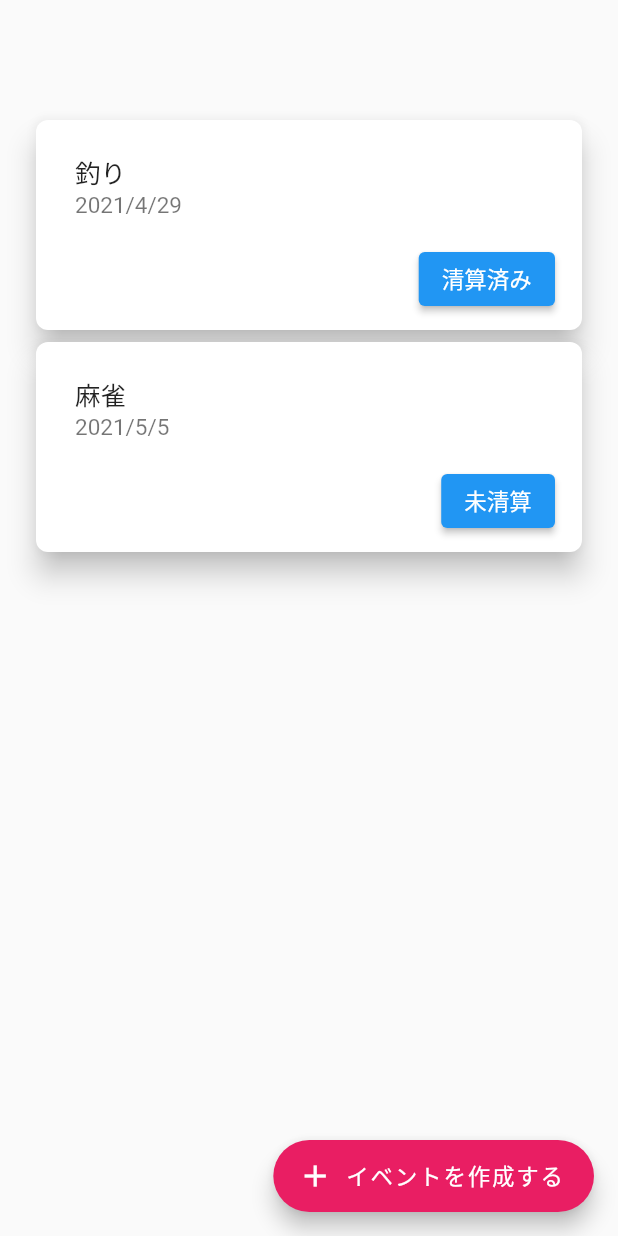
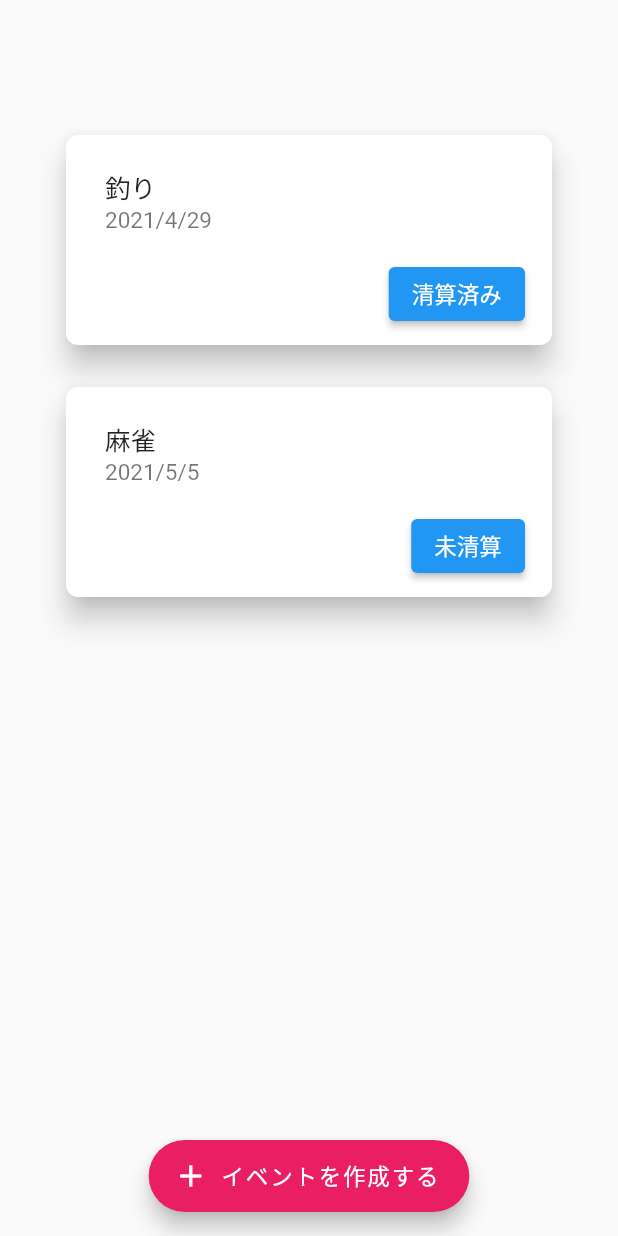
Before and after one commit to azusaw/wakejiro, a Flutter app: the screen it shows after launch, on a phone screen of 412 x 824 dp. Run offline on Flutter 3.47's test engine with Material 2 defaults, Android fonts, the phone set to English and light mode, and no system bars; our stand-ins replace flutter_hooks, flutter_svg, hooks_riverpod.

```diff
--- a/flutter/lib/screens/home_screen.dart
+++ b/flutter/lib/screens/home_screen.dart
@@ -1,10 +1,11 @@
 import 'package:flutter/material.dart';
+import 'package:flutter_hooks/flutter_hooks.dart';
 import 'package:flutter_sample/components/cards/event_card.dart';
 import 'package:flutter_sample/models/event.dart';
 
 import 'create_event_screen.dart';
 
-class HomeScreen extends StatelessWidget {
+class HomeScreen extends HookWidget {
   // サンプルデータ
   final eventList = <Event>[
     new Event(name: "釣り", date: "2021/4/29", isAlreadyPaid: true),
@@ -24,11 +25,14 @@ class HomeScreen extends StatelessWidget {
           child: ListView.builder(
             itemCount: eventList.length,
             itemBuilder: (context, index) {
-              return EventCard(eventList[index]);
+              return Container(
+                  margin: EdgeInsets.symmetric(horizontal: 20, vertical: 10),
+                  child: EventCard(eventList[index]));
             },
           ),
         ),
       ),
+      floatingActionButtonLocation: FloatingActionButtonLocation.centerFloat,
       floatingActionButton: FloatingActionButton.extended(
         onPressed: () {
           Navigator.push(
```
